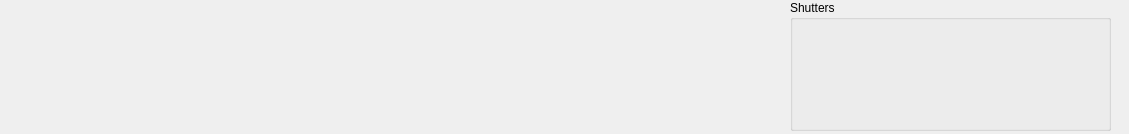
Qt form isstools/ui/ui_beamline_status.ui (NSLS-II-ISS/isstools) before a commit.
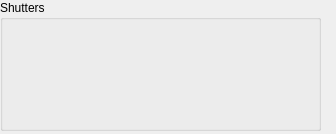
The same form after that commit.

What changed in the file:
```diff
--- a/isstools/ui/ui_beamline_status.ui
+++ b/isstools/ui/ui_beamline_status.ui
@@ -6,7 +6,7 @@
    <rect>
     <x>0</x>
     <y>0</y>
-    <width>1129</width>
+    <width>336</width>
     <height>134</height>
    </rect>
   </property>
@@ -16,7 +16,7 @@
   <widget class="QGroupBox" name="groupBox_shutters">
    <property name="geometry">
     <rect>
-     <x>790</x>
+     <x>0</x>
      <y>0</y>
      <width>321</width>
      <height>131</height>
```
Left out of the diff: 13 changed lines with no effect on the pictures.
